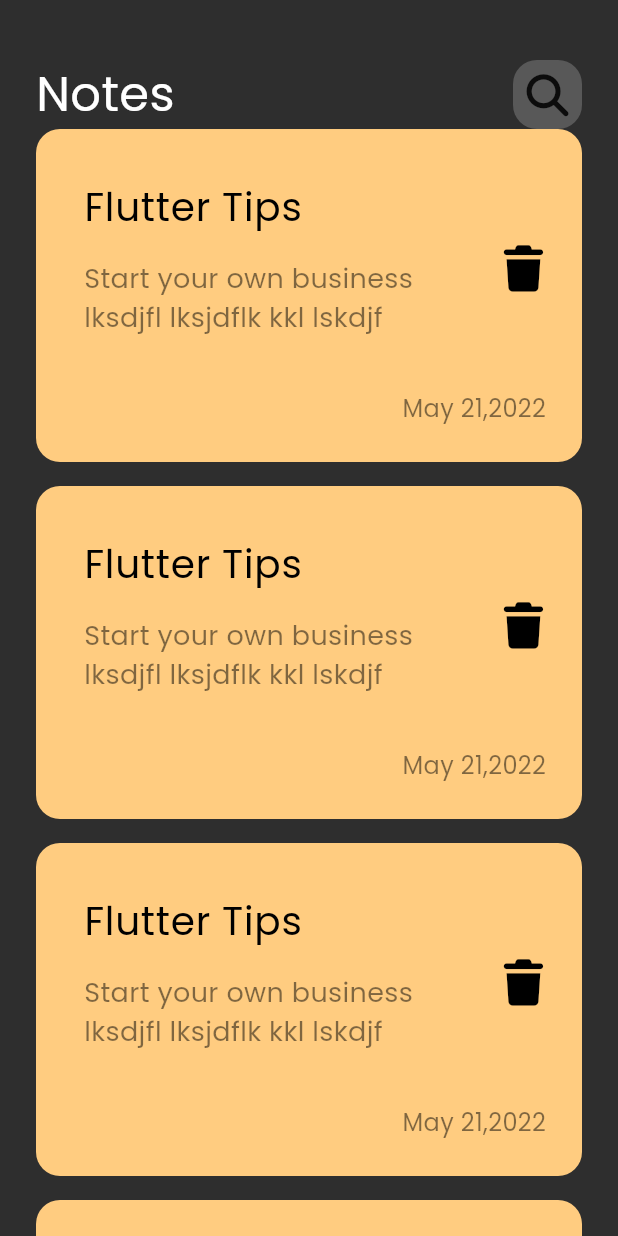
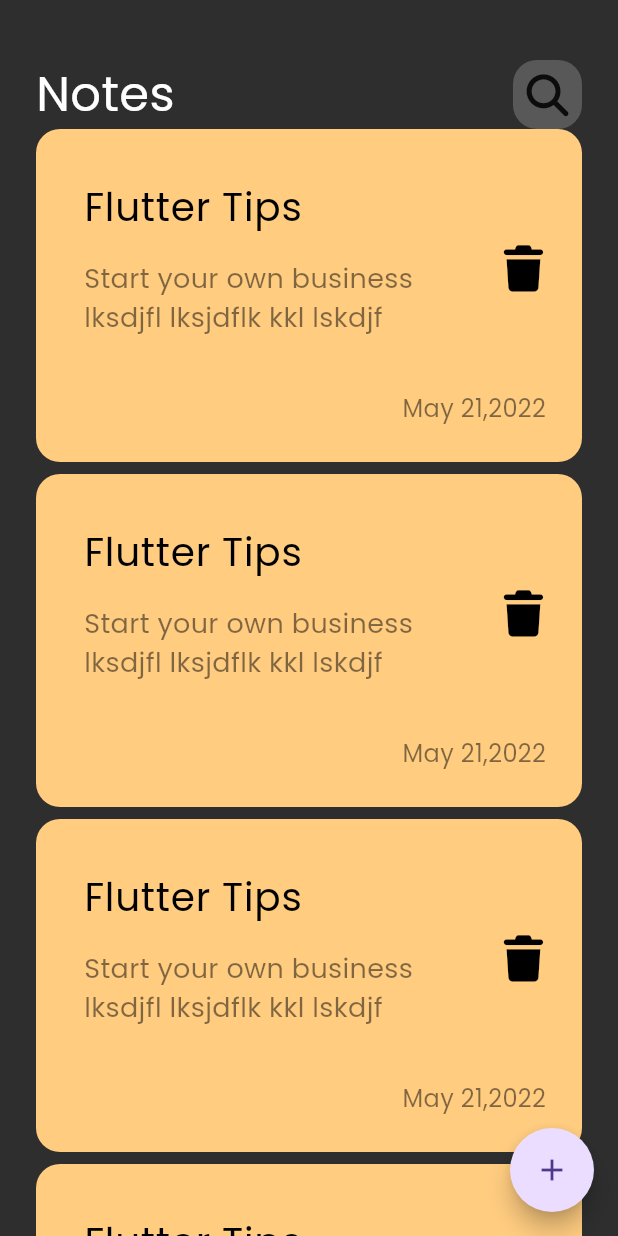
Before and after one commit to omarabdelmawgoud/Note_App, a Flutter app: the screen it shows after launch, on a phone screen of 412 x 824 dp. Run offline on Flutter 3.47's test engine with Material 3 defaults, Android fonts, the phone set to English and light mode, and no system bars; our stand-ins replace font_awesome_flutter.

Commit message:
add floating action button

```diff
--- a/lib/views/notes_view.dart
+++ b/lib/views/notes_view.dart
@@ -6,6 +6,14 @@ class HomeView extends StatelessWidget {
 
   @override
   Widget build(BuildContext context) {
-    return Scaffold(body: NotesViewBody());
+    return Scaffold(
+      body: NotesViewBody(),
+      floatingActionButton: FloatingActionButton(
+        onPressed: () {},
+        shape: CircleBorder(),
+        focusColor: Colors.blue,
+        child: Icon(Icons.add),
+      ),
+    );
   }
 }
--- a/lib/views/widgets/notes_list_view.dart
+++ b/lib/views/widgets/notes_list_view.dart
@@ -10,7 +10,7 @@ class NotesListView extends StatelessWidget {
       itemCount: 10,
       itemBuilder: (context, index) {
         return Padding(
-          padding: const EdgeInsets.only(bottom: 16),
+          padding: const EdgeInsets.only(bottom: 8),
           child: NoteCard(),
         );
       },
```
